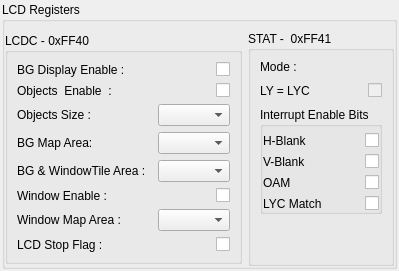
RocketRope/Gameboy-Emulator, file Qt/widgets/lcdregisterswidget.ui: the form before one commit.
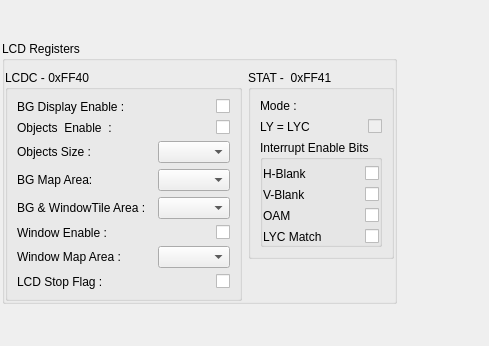
The form after the commit.

Diff of the .ui file:
```diff
--- a/Qt/widgets/lcdregisterswidget.ui
+++ b/Qt/widgets/lcdregisterswidget.ui
@@ -6,8 +6,8 @@
    <rect>
     <x>0</x>
     <y>0</y>
-    <width>385</width>
-    <height>242</height>
+    <width>489</width>
+    <height>346</height>
    </rect>
   </property>
   <property name="windowTitle">
@@ -177,6 +177,8 @@
        </widget>
       </item>
       <item>
+       <layout class="QVBoxLayout" name="verticalLayout_2">
+        <item>
        <widget class="QGroupBox" name="stat_groupBox">
         <property name="sizePolicy">
          <sizepolicy hsizetype="Fixed" vsizetype="Fixed">
@@ -191,9 +193,6 @@
          <bool>true</bool>
         </property>
         <layout class="QVBoxLayout" name="verticalLayout_3">
-         <property name="spacing">
-          <number>9</number>
-         </property>
          <item>
           <layout class="QFormLayout" name="formLayout_2">
            <property name="fieldGrowthPolicy">
@@ -333,6 +332,9 @@
            </layout>
           </widget>
          </item>
+          </layout>
+         </widget>
+        </item>
          <item>
           <spacer name="verticalSpacer">
            <property name="orientation">
@@ -347,7 +349,6 @@
           </spacer>
          </item>
         </layout>
-       </widget>
       </item>
      </layout>
     </widget>
```
Lines whose indentation alone changed are shown as unchanged.
